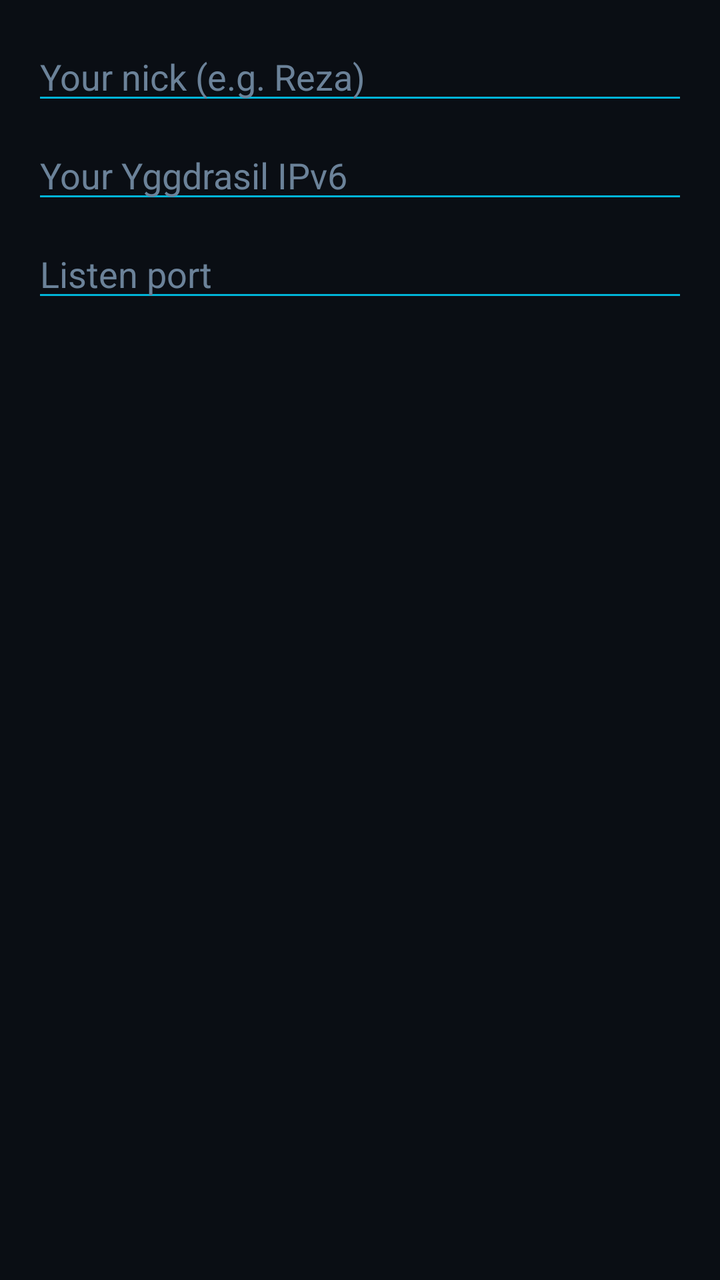
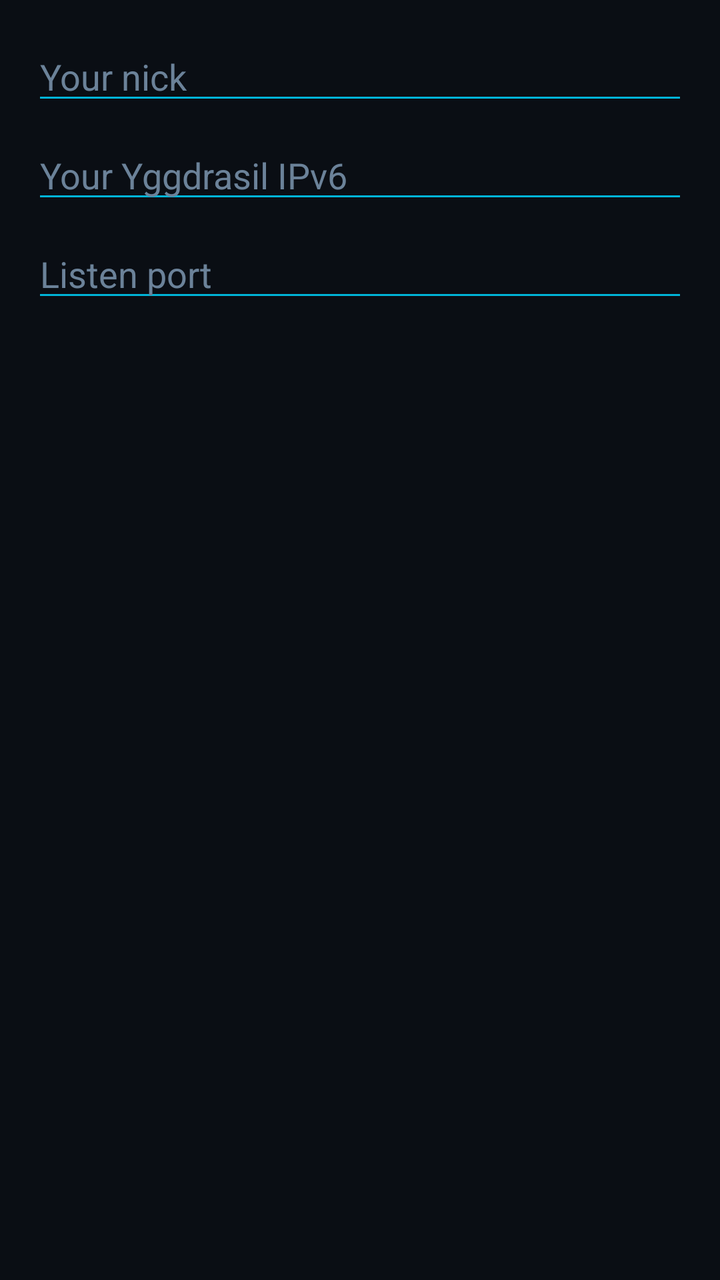

An Android layout rendered at two revisions. The XML below is the earlier revision; the diff shows what the commit changed to produce the second picture.
<!-- AndroidManifest.xml: application theme Theme.BarevMessenger -->
<!-- res/layout/dialog_account.xml -->
<?xml version="1.0" encoding="utf-8"?>
<LinearLayout
    xmlns:android="http://schemas.android.com/apk/res/android"
    android:layout_width="match_parent"
    android:layout_height="wrap_content"
    android:orientation="vertical"
    android:padding="16dp">

    <EditText
        android:id="@+id/inputNick"
        android:layout_width="match_parent"
        android:layout_height="wrap_content"
        android:hint="Your nick (e.g. Reza)"
        android:inputType="text" />

    <EditText
        android:id="@+id/inputIpv6"
        android:layout_width="match_parent"
        android:layout_height="wrap_content"
        android:hint="Your Yggdrasil IPv6"
        android:inputType="text"
        android:layout_marginTop="8dp" />

    <EditText
        android:id="@+id/inputPort"
        android:layout_width="match_parent"
        android:layout_height="wrap_content"
        android:hint="Listen port"
        android:inputType="number"
        android:layout_marginTop="8dp" />

</LinearLayout>
<!-- resources referenced by this layout -->
<resources>
  <style name="Theme.BarevMessenger" parent="Theme.AppCompat.NoActionBar">
          <item name="android:windowBackground">@color/mgs_background</item>
          <item name="android:colorBackground">@color/mgs_background</item>
          <item name="colorPrimary">@color/mgs_cyan</item>
          <item name="colorPrimaryDark">@color/mgs_cyan_dim</item>
          <item name="colorAccent">@color/mgs_cyan</item>
          <item name="android:textColorPrimary">@color/mgs_text_primary</item>
          <item name="android:textColorSecondary">@color/mgs_text_secondary</item>
          <item name="android:textColorHint">@color/mgs_text_secondary</item>
          <item name="android:editTextColor">@color/mgs_text_primary</item>
          <item name="android:listDivider">@color/mgs_divider</item>
          <item name="android:colorControlNormal">@color/mgs_cyan</item>
          <item name="android:colorControlActivated">@color/mgs_cyan</item>
          <item name="android:buttonStyle">@style/MGS.Button</item>
          <item name="android:spinnerStyle">@style/MGS.Spinner</item>
      </style>
  <color name="mgs_background">#0A0E14</color>
  <color name="mgs_cyan">#00B4D8</color>
  <color name="mgs_cyan_dim">#007A9A</color>
  <color name="mgs_text_primary">#C8D6E5</color>
  <color name="mgs_text_secondary">#6B8299</color>
  <color name="mgs_divider">#1E2D3D</color>
  <style name="MGS.Button" parent="Widget.AppCompat.Button">
          <item name="android:textColor">@color/mgs_cyan</item>
          <item name="android:background">@color/mgs_surface_raised</item>
          <item name="android:textSize">13sp</item>
      </style>
  <style name="MGS.Spinner" parent="Widget.AppCompat.Spinner">
          <item name="android:background">@color/mgs_surface_raised</item>
          <item name="android:popupBackground">@color/mgs_surface</item>
      </style>
  <color name="mgs_surface_raised">#1A2535</color>
  <color name="mgs_surface">#111820</color>
</resources>

<!-- the commit's change to res/layout/dialog_account.xml (unified diff, before → after) -->
@@ -10,7 +10,7 @@
         android:id="@+id/inputNick"
         android:layout_width="match_parent"
         android:layout_height="wrap_content"
-        android:hint="Your nick (e.g. Reza)"
+        android:hint="Your nick"
         android:inputType="text" />
 
     <EditText
